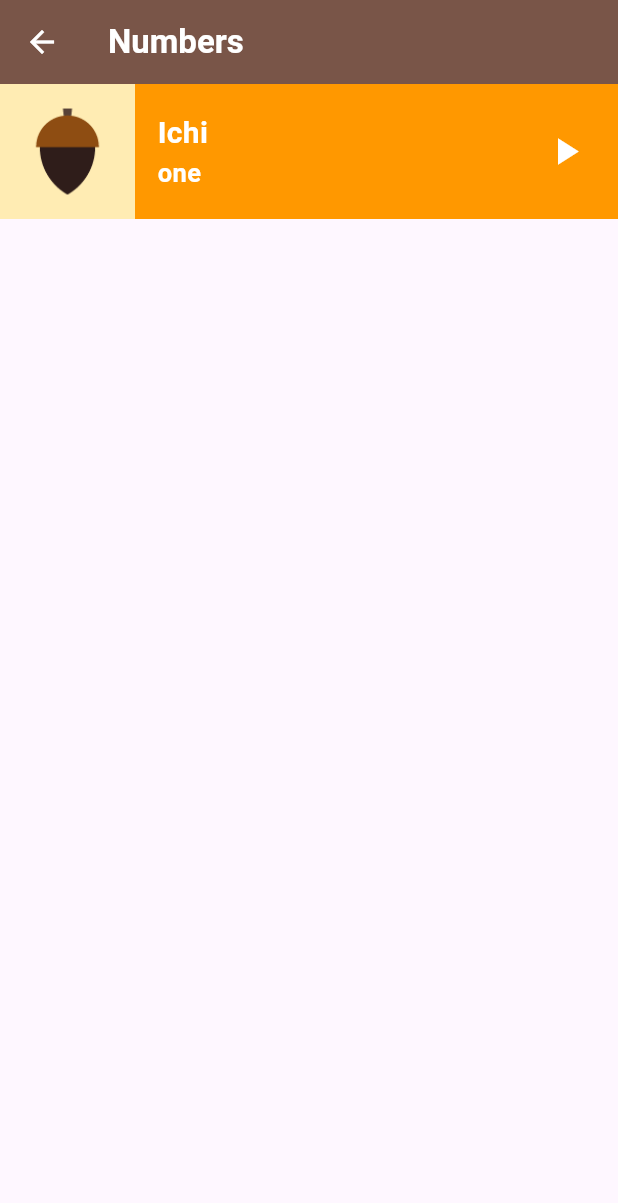
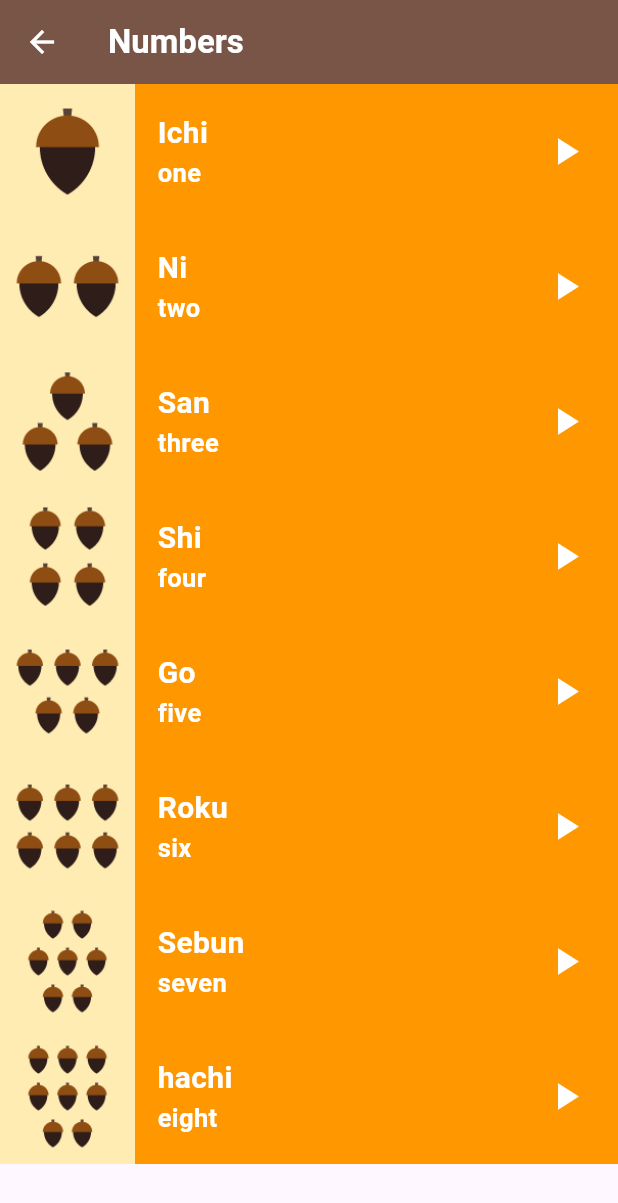
Before and after one commit to mo7ossam44/toku-app, a Flutter app: the NumbersPage screen opened directly, on a phone screen of 412 x 824 dp. Shown: the top 1203 px of the screen. Run offline on Flutter 3.47's test engine with Material 3 defaults, Android fonts, the light colour scheme and no system bars.

Commit message:
finish numbers page

```diff
--- /dev/null
+++ b/lib/Components/number_item.dart
@@ -0,0 +1,56 @@
+import 'package:flutter/material.dart';
+import 'package:tuku/Models/Item_model.dart';
+
+class NumbersItem extends StatelessWidget {
+  const NumbersItem({super.key, required this.itemModel});
+
+  final ItemModel itemModel;
+
+  @override
+  Widget build(BuildContext context) {
+    return Container(
+      width: double.infinity,
+      height: 90,
+      color: Colors.orange,
+      child: Row(
+        children: [
+          Container(
+            color: Colors.amber.shade100,
+            child: Image.asset(itemModel.image),
+          ),
+          Padding(
+            padding: const EdgeInsets.only(left: 15),
+            child: Column(
+              mainAxisAlignment: MainAxisAlignment.center,
+              crossAxisAlignment: CrossAxisAlignment.start,
+              children: [
+                Text(
+                  itemModel.jpName,
+                  style: TextStyle(
+                    color: Colors.white,
+                    fontWeight: FontWeight.bold,
+                    fontSize: 20,
+                  ),
+                ),
+                Text(
+                  itemModel.enName,
+                  style: TextStyle(
+                    color: Colors.white,
+                    fontWeight: FontWeight.bold,
+                    fontSize: 17,
+                  ),
+                ),
+              ],
+            ),
+          ),
+          Spacer(),
+          IconButton(
+            padding: EdgeInsets.only(right: 20),
+            onPressed: () {},
+            icon: Icon(Icons.play_arrow, size: 30, color: Colors.white),
+          ),
+        ],
+      ),
+    );
+  }
+}
--- a/lib/Screens/numbers_page.dart
+++ b/lib/Screens/numbers_page.dart
@@ -1,4 +1,5 @@
 import 'package:flutter/material.dart';
+import 'package:tuku/Components/number_item.dart';
 import 'package:tuku/Models/Item_model.dart';
 
 class NumbersPage extends StatelessWidget {
@@ -13,20 +14,44 @@ class NumbersPage extends StatelessWidget {
     ),
     ItemModel(
       image: 'assets/images/numbers/number_two.png',
-      jpName: 'Ichi',
+      jpName: 'Ni',
       enName: 'two',
       sound: 'sound',
     ),
     ItemModel(
       image: 'assets/images/numbers/number_three.png',
-      jpName: 'Ichi',
+      jpName: 'San',
       enName: 'three',
       sound: 'sound',
     ),
     ItemModel(
       image: 'assets/images/numbers/number_four.png',
-      jpName: 'Ichi',
+      jpName: 'Shi',
       enName: 'four',
+      sound: 'sound',
+    ),
+    ItemModel(
+      image: 'assets/images/numbers/number_five.png',
+      jpName: 'Go',
+      enName: 'five',
+      sound: 'sound',
+    ),
+    ItemModel(
+      image: 'assets/images/numbers/number_six.png',
+      jpName: 'Roku',
+      enName: 'six',
+      sound: 'sound',
+    ),
+    ItemModel(
+      image: 'assets/images/numbers/number_seven.png',
+      jpName: 'Sebun',
+      enName: 'seven',
+      sound: 'sound',
+    ),
+    ItemModel(
+      image: 'assets/images/numbers/number_eight.png',
+      jpName: 'hachi',
+      enName: 'eight',
       sound: 'sound',
     ),
   ];
@@ -42,49 +67,11 @@ class NumbersPage extends StatelessWidget {
         backgroundColor: Colors.brown,
         iconTheme: IconThemeData(color: Colors.white),
       ),
-      body: Container(
-        width: double.infinity,
-        height: 90,
-        color: Colors.orange,
-        child: Row(
-          children: [
-            Container(
-              color: Colors.amber.shade100,
-              child: Image.asset(itemModels[0].image),
-            ),
-            Padding(
-              padding: const EdgeInsets.only(left: 15),
-              child: Column(
-                mainAxisAlignment: MainAxisAlignment.center,
-                crossAxisAlignment: CrossAxisAlignment.start,
-                children: [
-                  Text(
-                    itemModels[0].jpName,
-                    style: TextStyle(
-                      color: Colors.white,
-                      fontWeight: FontWeight.bold,
-                      fontSize: 20,
-                    ),
-                  ),
-                  Text(
-                    itemModels[0].enName,
-                    style: TextStyle(
-                      color: Colors.white,
-                      fontWeight: FontWeight.bold,
-                      fontSize: 17,
-                    ),
-                  ),
-                ],
-              ),
-            ),
-            Spacer(),
-            IconButton(
-              padding: EdgeInsets.only(right: 20),
-              onPressed: () {},
-              icon: Icon(Icons.play_arrow, size: 30, color: Colors.white),
-            ),
-          ],
-        ),
+      body: ListView.builder(
+        itemCount: itemModels.length,
+        itemBuilder: (context, index) {
+          return NumbersItem(itemModel: itemModels[index]);
+        },
       ),
     );
   }
```
